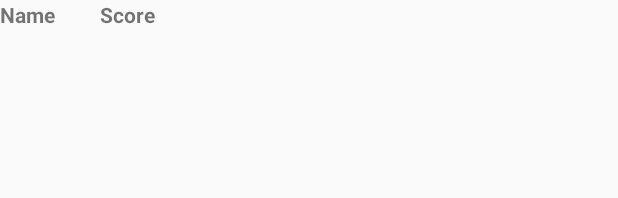
After one commit to strigePC/baiterek-app, an Android app: the layout activity_leaderboard.xml on its own in the app's theme, with its tools: preview values and no code run, on a phone screen of 412 x 824 dp. The commit adds this screen. Shown: the top 198 px of the screen. Run offline under Robolectric (Android 15) with nearby library versions, the phone set to English and light mode, and no system bars; Roboto replaces fonts that are not available here.

Commit message:
Add LeaderboardActivity

```diff
--- a/app/src/main/AndroidManifest.xml
+++ b/app/src/main/AndroidManifest.xml
@@ -64,7 +64,8 @@
             </intent-filter>
         </service>
 
-        <activity android:name=".QuizActivity"></activity>
+        <activity android:name=".QuizActivity" />
+        <activity android:name=".LeaderboardActivity"></activity>
     </application>
 
 </manifest>
--- /dev/null
+++ b/app/src/main/res/layout/activity_leaderboard.xml
@@ -0,0 +1,14 @@
+<?xml version="1.0" encoding="utf-8"?>
+<LinearLayout xmlns:android="http://schemas.android.com/apk/res/android"
+    android:id="@+id/leaderboard_layout"
+    android:layout_width="match_parent"
+    android:layout_height="match_parent">
+
+    <TextView
+        android:id="@+id/leaderboard_header"
+        android:layout_width="match_parent"
+        android:layout_height="wrap_content"
+        android:text="@string/leaderboard_header_text"
+        android:textStyle="bold" />
+
+</LinearLayout>
--- a/app/src/main/res/values/strings.xml
+++ b/app/src/main/res/values/strings.xml
@@ -52,6 +52,12 @@
     <string name="button">Button</string>
     <string name="question">Question</string>
     <string name="locating">locating</string>
+    <string name="leaderboard">Leaderboard</string>
+    <string name="position">#</string>
+    <string name="name">Name</string>
+    <string name="result">Result</string>
+    <string name="leaderboard_header_text">Name\t\t\tScore</string>
+    <string name="leaderboard_entry_text">%s\t\t\t%s</string>
 
     <string-array name="quiz_correct_answers">
         <item>0</item>
```
Also changed, not shown: app/src/main/java/com/example/strig/baiterekapp/DescriptionActivity.java (+21 -0 lines), app/src/main/java/com/example/strig/baiterekapp/LeaderboardActivity.java (added, +28 -0 lines), app/src/main/res/menu/menu.xml (added, +10 -0 lines).
